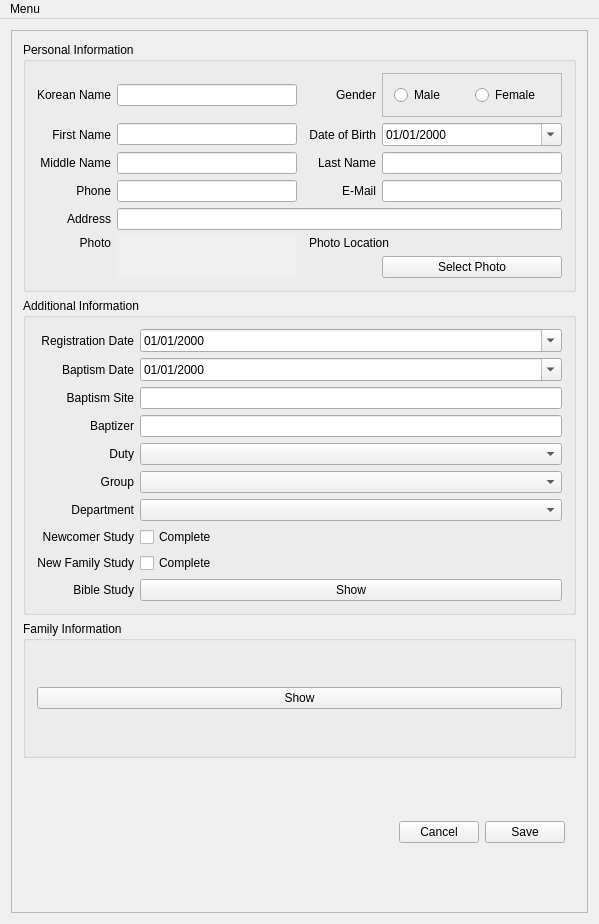
BoraYang/onnuri, file gui/newmember.ui: the form before one commit.
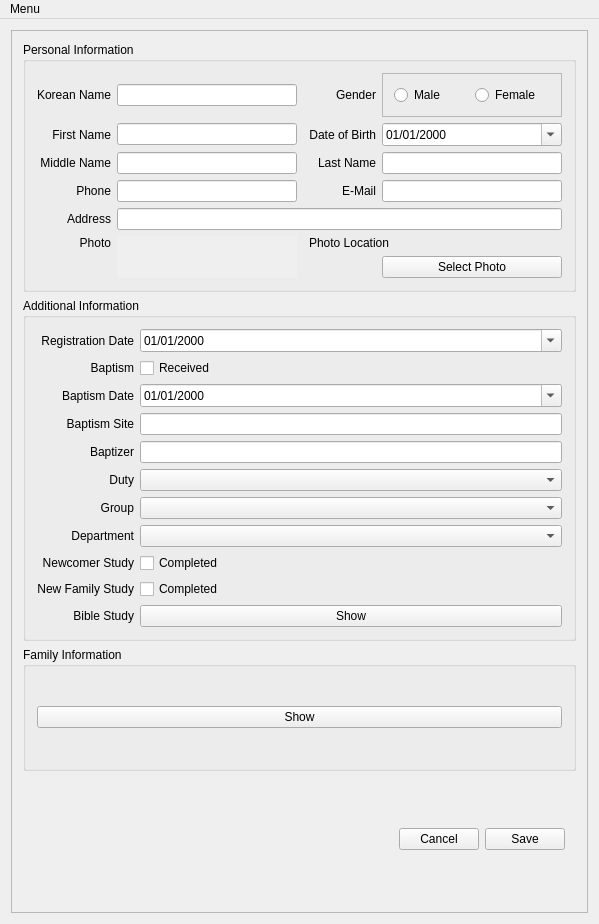
The form after the commit.

Patch:
```diff
--- a/gui/newmember.ui
+++ b/gui/newmember.ui
@@ -226,10 +226,10 @@
           <string>Additional Information</string>
          </property>
          <layout class="QGridLayout" name="gridLayout_2">
-          <item row="3" column="1">
+          <item row="4" column="1">
            <widget class="QLineEdit" name="tb_baptism_by"/>
           </item>
-          <item row="5" column="0">
+          <item row="6" column="0">
            <widget class="QLabel" name="label">
             <property name="text">
              <string>Group</string>
@@ -239,7 +239,7 @@
             </property>
            </widget>
           </item>
-          <item row="8" column="0">
+          <item row="9" column="0">
            <widget class="QLabel" name="lbl_new_family_study">
             <property name="text">
              <string>New Family Study</string>
@@ -249,10 +249,10 @@
             </property>
            </widget>
           </item>
-          <item row="2" column="1">
+          <item row="3" column="1">
            <widget class="QLineEdit" name="tb_baptism_place"/>
           </item>
-          <item row="3" column="0">
+          <item row="4" column="0">
            <widget class="QLabel" name="lbl_baptism_by">
             <property name="text">
              <string>Baptizer</string>
@@ -262,7 +262,7 @@
             </property>
            </widget>
           </item>
-          <item row="2" column="0">
+          <item row="3" column="0">
            <widget class="QLabel" name="lbl_baptism_place">
             <property name="text">
              <string>Baptism Site</string>
@@ -272,17 +272,17 @@
             </property>
            </widget>
           </item>
-          <item row="7" column="1">
+          <item row="8" column="1">
            <widget class="QCheckBox" name="chk_new_comer_study">
             <property name="text">
-             <string>Complete</string>
+             <string>Completed</string>
             </property>
            </widget>
           </item>
-          <item row="4" column="1">
+          <item row="5" column="1">
            <widget class="QComboBox" name="cb_duty"/>
           </item>
-          <item row="4" column="0">
+          <item row="5" column="0">
            <widget class="QLabel" name="lbl_duty">
             <property name="text">
              <string>Duty</string>
@@ -292,7 +292,7 @@
             </property>
            </widget>
           </item>
-          <item row="1" column="0">
+          <item row="2" column="0">
            <widget class="QLabel" name="lbl_baptism_date">
             <property name="text">
              <string>Baptism Date</string>
@@ -302,17 +302,17 @@
             </property>
            </widget>
           </item>
-          <item row="9" column="1">
+          <item row="10" column="1">
            <widget class="QPushButton" name="btn_show_bible_study">
             <property name="text">
              <string>Show</string>
             </property>
            </widget>
           </item>
-          <item row="8" column="1">
+          <item row="9" column="1">
            <widget class="QCheckBox" name="chk_new_family_study">
             <property name="text">
-             <string>Complete</string>
+             <string>Completed</string>
             </property>
            </widget>
           </item>
@@ -329,10 +329,10 @@
             </property>
            </widget>
           </item>
-          <item row="5" column="1">
+          <item row="6" column="1">
            <widget class="QComboBox" name="cb_group"/>
           </item>
-          <item row="9" column="0">
+          <item row="10" column="0">
            <widget class="QLabel" name="label_12">
             <property name="text">
              <string>Bible Study</string>
@@ -342,7 +342,7 @@
             </property>
            </widget>
           </item>
-          <item row="7" column="0">
+          <item row="8" column="0">
            <widget class="QLabel" name="lbl_new_comer_study">
             <property name="text">
              <string>Newcomer Study</string>
@@ -352,7 +352,7 @@
             </property>
            </widget>
           </item>
-          <item row="1" column="1">
+          <item row="2" column="1">
            <widget class="QDateEdit" name="de_bap">
             <property name="locale">
              <locale language="English" country="UnitedStates"/>
@@ -375,14 +375,14 @@
             </property>
            </widget>
           </item>
-          <item row="6" column="1">
+          <item row="7" column="1">
            <widget class="QComboBox" name="cb_dept">
             <property name="editable">
              <bool>false</bool>
             </property>
            </widget>
           </item>
-          <item row="6" column="0">
+          <item row="7" column="0">
            <widget class="QLabel" name="label_4">
             <property name="text">
              <string>Department</string>
@@ -392,6 +392,23 @@
             </property>
            </widget>
           </item>
+          <item row="1" column="0">
+           <widget class="QLabel" name="label_5">
+            <property name="text">
+             <string>Baptism</string>
+            </property>
+            <property name="alignment">
+             <set>Qt::AlignRight|Qt::AlignTrailing|Qt::AlignVCenter</set>
+            </property>
+           </widget>
+          </item>
+          <item row="1" column="1">
+           <widget class="QCheckBox" name="chk_baptism">
+            <property name="text">
+             <string>Received</string>
+            </property>
+           </widget>
+          </item>
          </layout>
         </widget>
        </item>
```
